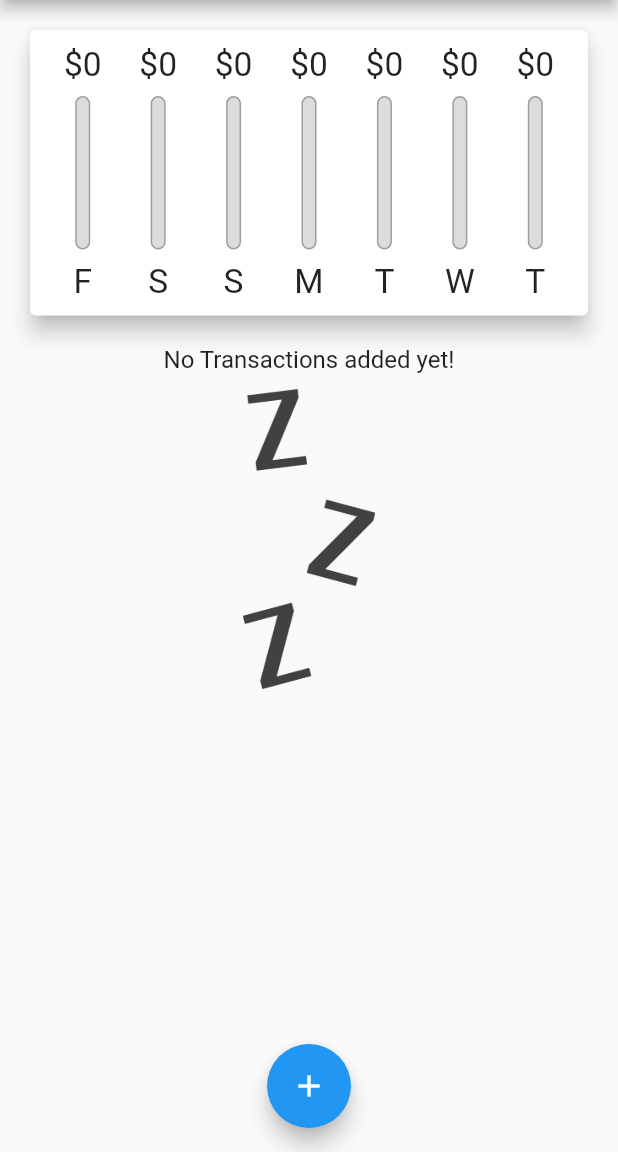
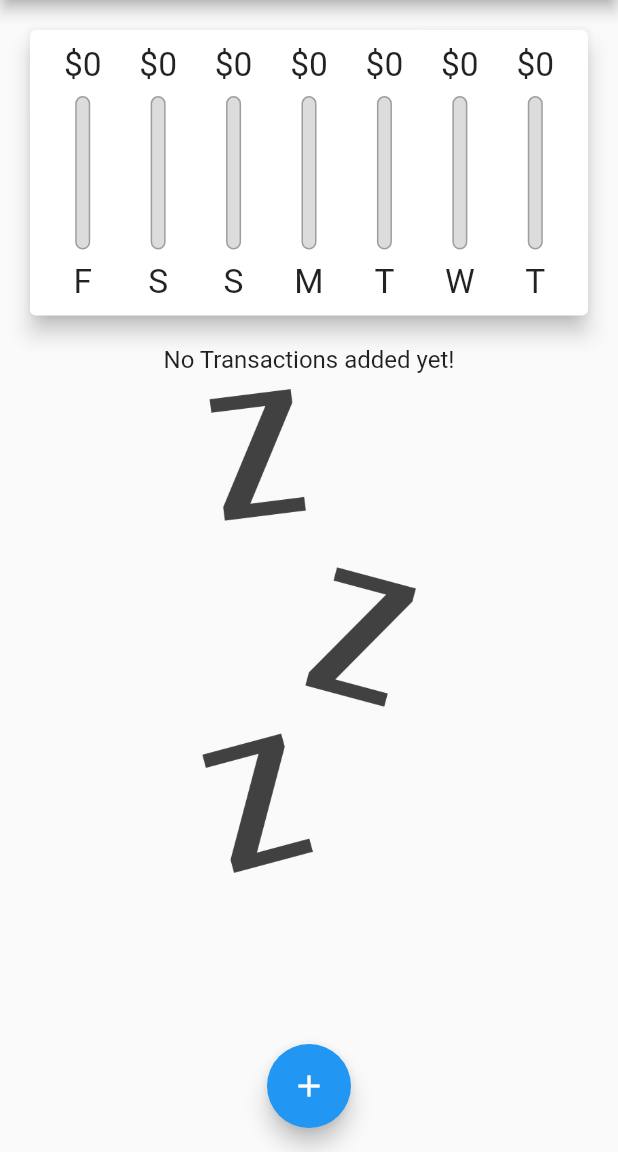
Before and after one commit to MrGOStepz/SmoothPOSYakiniku, a Flutter app: the MyHomePage screen opened directly, on a phone screen of 412 x 824 dp, the part 84-1236 px from its top. Run offline on Flutter 3.47's test engine with Material 2 defaults, Android fonts, the phone set to English and light mode, and no system bars.

Commit message:
end of personal expend

```diff
--- a/FlutterTesting/flutter_testing/lib/persanal_expense/main.dart
+++ b/FlutterTesting/flutter_testing/lib/persanal_expense/main.dart
@@ -47,6 +47,8 @@ class MyHomePage extends StatefulWidget {
 }
 
 class _MyHomePageState extends State<MyHomePage> {
+  bool _showChart = false;
+
   final List<Transaction> _userTransaction = [
     // Transaction(
     //     id: 't1', title: 'New Shoes', amount: 69.99, date: DateTime.now()),
@@ -103,6 +105,10 @@ class _MyHomePageState extends State<MyHomePage> {
 
   @override
   Widget build(BuildContext context) {
+    final _mediaQuery = MediaQuery.of(context);
+
+    final isLandscape =
+        MediaQuery.of(context).orientation == Orientation.landscape;
     final appBar = AppBar(
       title: const Text(
         'Personal Expenses',
@@ -118,28 +124,57 @@ class _MyHomePageState extends State<MyHomePage> {
             ))
       ],
     );
+    final txListWedget = Container(
+        height: (_mediaQuery.size.height -
+                appBar.preferredSize.height -
+                _mediaQuery.padding.top) *
+            0.7,
+        child: TransactionList(_userTransaction, _deleteTransaction));
     return Scaffold(
       appBar: appBar,
-      body: SingleChildScrollView(
+      body: SafeArea(
+        child: SingleChildScrollView(
           child: Column(
             // mainAxisAlignment: MainAxisAlignment.spaceBetween,
-          // crossAxisAlignment: CrossAxisAlignment.center,
+            crossAxisAlignment: CrossAxisAlignment.stretch,
             children: [
+              if (isLandscape)
+                Row(
+                  mainAxisAlignment: MainAxisAlignment.center,
+                  children: [
+                    Text('Show Chart'),
+                    Switch(
+                        value: _showChart,
+                        onChanged: (val) {
+                          setState(() {
+                            _showChart = val;
+                          });
+                        }),
+                  ],
+                ),
+              if (!isLandscape)
                 Container(
-                height: (MediaQuery.of(context).size.height -
+                  height: (_mediaQuery.size.height -
                           appBar.preferredSize.height -
-                        MediaQuery.of(context).padding.top) *
+                          _mediaQuery.padding.top) *
                       0.3,
-                child: Chart(_recentTransactions)),
+                  child: Chart(_recentTransactions),
+                ),
+              if (!isLandscape) txListWedget,
+              if (isLandscape)
+                _showChart
+                    ? Container(
+                        height: (_mediaQuery.size.height -
+                                appBar.preferredSize.height -
+                                _mediaQuery.padding.top) *
+                            0.7,
+                        child: Chart(_recentTransactions),
+                      )
+                    : txListWedget
               // Expanded(
               //     child: TransactionList(_userTransaction, _deleteTransaction))
-            Container(
-                height: (MediaQuery.of(context).size.height -
-                        appBar.preferredSize.height -
-                        MediaQuery.of(context).padding.top) *
-                    0.7,
-                child: TransactionList(_userTransaction, _deleteTransaction))
             ],
+          ),
         ),
       ),
       floatingActionButtonLocation: FloatingActionButtonLocation.centerFloat,
--- a/FlutterTesting/flutter_testing/lib/persanal_expense/widgets/transaction_list.dart
+++ b/FlutterTesting/flutter_testing/lib/persanal_expense/widgets/transaction_list.dart
@@ -13,7 +13,8 @@ class TransactionList extends StatelessWidget {
   @override
   Widget build(BuildContext context) {
     return transactions.isEmpty
-        ? Column(
+        ? LayoutBuilder(builder: (ctx, constrains) {
+            return Column(
               children: [
                 Text('No Transactions added yet!',
                     style: Theme.of(context).textTheme.titleMedium),
@@ -21,14 +22,15 @@ class TransactionList extends StatelessWidget {
                   height: 10,
                 ),
                 Container(
-                height: 200,
+                  height: constrains.maxHeight * 0.6,
                   child: Image.asset(
                     'assets/images/waiting.png',
                     fit: BoxFit.cover,
                   ),
                 ),
               ],
-          )
+            );
+          })
         : ListView.builder(
             itemBuilder: (ctx, index) {
               return Card(
@@ -50,7 +52,14 @@ class TransactionList extends StatelessWidget {
                   ),
                   subtitle:
                       Text(DateFormat.yMMMd().format(transactions[index].date)),
-                  trailing: IconButton(
+                  trailing: MediaQuery.of(context).size.width > 360
+                      ? TextButton.icon(
+                          onPressed: () => deleteTx(transactions[index].id),
+                          icon: Icon(
+                            Icons.delete,
+                          ),
+                          label: Text('Delete'))
+                      : IconButton(
                           icon: Icon(Icons.delete),
                           color: Theme.of(context).errorColor,
                           onPressed: () => deleteTx(transactions[index].id),
```
Also changed, not shown: FlutterTesting/flutter_testing/lib/persanal_expense/widgets/new_transaction.dart (+22 -17 lines). Lines whose indentation alone changed are shown as unchanged.
